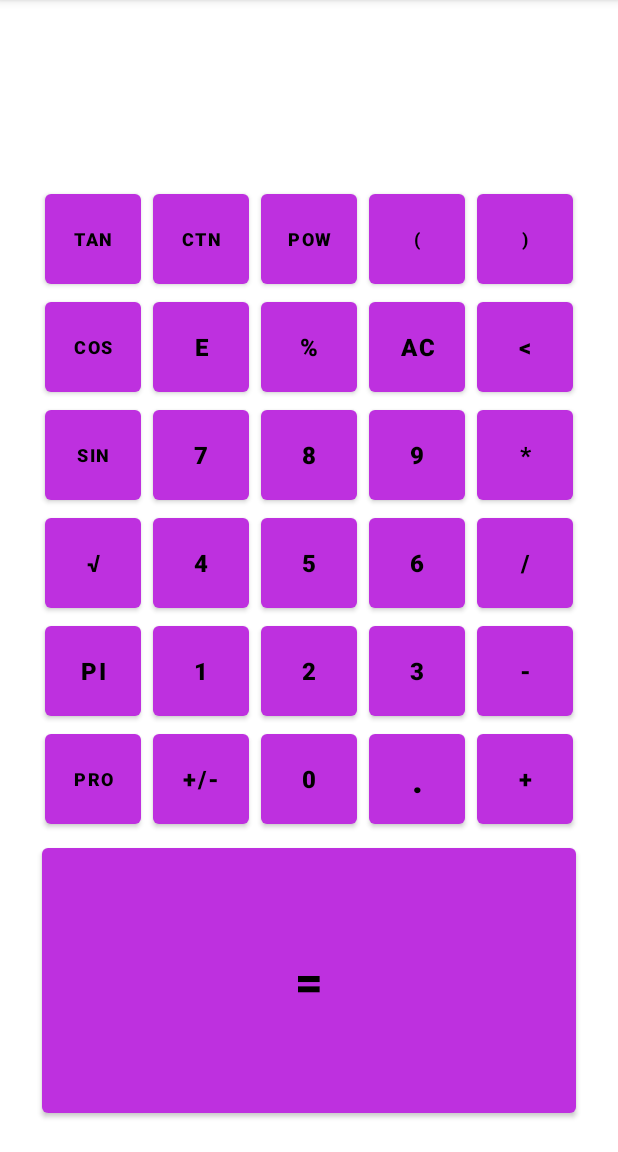
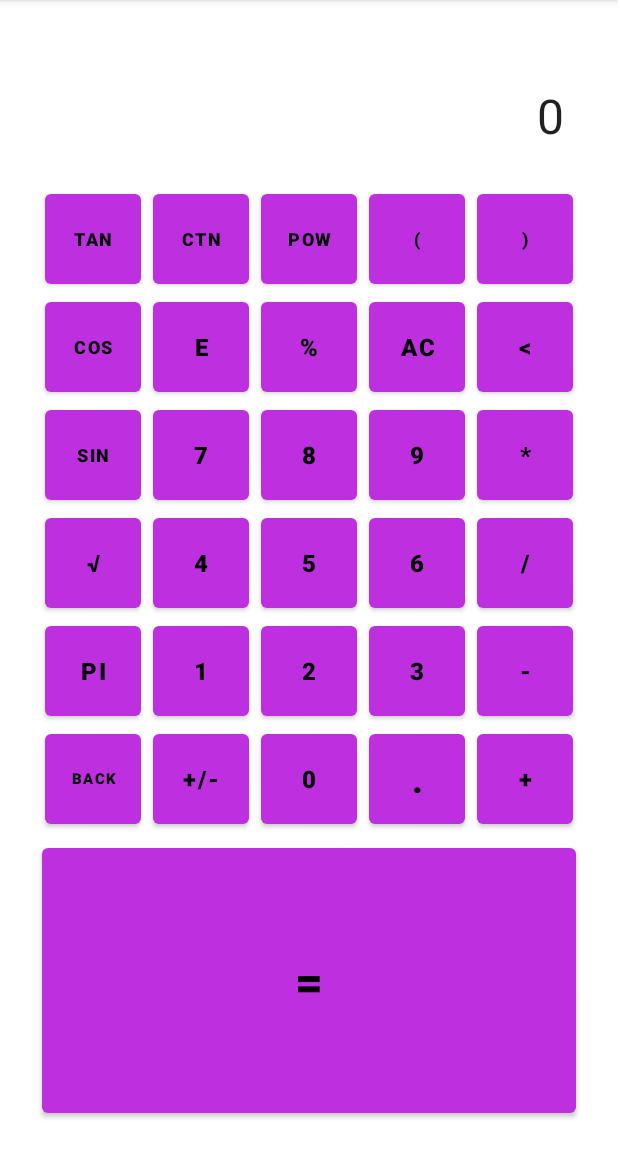
Before and after one commit to coddingp/MyCalculator, an Android app: the screen it shows after launch (ProActivity), after a tap on "PRO", on a phone screen of 412 x 824 dp, the part 84-1236 px from its top. Run offline under Robolectric (Android 15) with nearby library versions, the phone set to English and light mode, and no system bars.

Commit message:
Ninety Nine Percent Done Commit

```diff
--- a/app/src/main/AndroidManifest.xml
+++ b/app/src/main/AndroidManifest.xml
@@ -4,9 +4,9 @@
 
     <application
         android:allowBackup="true"
-        android:icon="@mipmap/ic_launcher"
+        android:icon="@drawable/ic_launcher_foreground"
         android:label="@string/app_name"
-        android:roundIcon="@mipmap/ic_launcher_round"
+        android:roundIcon="@drawable/ic_launcher_foreground"
         android:screenOrientation="portrait"
         android:supportsRtl="true"
         android:theme="@style/Theme.MyCalculator">
--- a/app/src/main/java/com/example/mycalculator/MainActivity.kt
+++ b/app/src/main/java/com/example/mycalculator/MainActivity.kt
@@ -25,7 +25,7 @@ class MainActivity : AppCompatActivity() {
         super.onCreate(savedInstanceState)
         setContentView(R.layout.activity_main)
         setRequestedOrientation(ActivityInfo.SCREEN_ORIENTATION_PORTRAIT);
-        updateDisplay("")
+        updateDisplay("0")
     }
 
 
@@ -54,7 +54,7 @@ class MainActivity : AppCompatActivity() {
     //clears display
     fun clearClick(view: View) {
         clearCache()
-        updateDisplay("")
+        updateDisplay("0")
     }
 
     // equalsClick
--- a/app/src/main/java/com/example/mycalculator/ProActivity.kt
+++ b/app/src/main/java/com/example/mycalculator/ProActivity.kt
@@ -19,7 +19,7 @@ class ProActivity : AppCompatActivity() {
         super.onCreate(savedInstanceState)
         setContentView(R.layout.activity_main)
         setRequestedOrientation(ActivityInfo.SCREEN_ORIENTATION_PORTRAIT);
-        updateDisplay("")
+        updateDisplay("0")
     }
 
     // operationList contains all the current operations
@@ -53,7 +53,7 @@ class ProActivity : AppCompatActivity() {
     //clears display
     fun clearClick(view: View) {
         clearCache()
-        updateDisplay("")
+        updateDisplay("0")
     }
 
     // equalsClick
@@ -92,7 +92,7 @@ class ProActivity : AppCompatActivity() {
     //all number buttons
     fun numberClick(view: View) {
         val button = view as Button
-        if (!button.text.equals("pro")) {
+        if (!button.text.equals("←")) {
             val numberString = button.text
             numberCache.add(numberString.toString())
             val text = makeString(numberCache)
@@ -115,7 +115,7 @@ class ProActivity : AppCompatActivity() {
     }
 
     //pro button makes a new activity
-    fun pro(view: View) {
+    fun back(view: View) {
         intent = Intent(this, MainActivity::class.java)
         startActivity(intent)
     }
--- a/app/src/main/res/layout/activity_pro.xml
+++ b/app/src/main/res/layout/activity_pro.xml
@@ -367,10 +367,11 @@
                 android:layout_height="72dp"
                 android:layout_marginHorizontal="4dp"
                 android:onClick="pro"
-                android:text="@string/pro"
+                android:text="@string/back"
                 android:textColor="@color/colorPrimary"
-                android:textSize="12sp"
-                android:textStyle="bold" />
+                android:textSize="10sp"
+                android:textStyle="bold"
+                tools:ignore="SmallSp,UsingOnClickInXml" />
 
             <Button
                 android:id="@+id/button10"
@@ -381,7 +382,8 @@
                 android:text="@string/Plus_Minus"
                 android:textColor="@color/colorPrimary"
                 android:textSize="16sp"
-                android:textStyle="bold" />
+                android:textStyle="bold"
+                tools:ignore="UsingOnClickInXml" />
 
             <Button
                 android:id="@+id/zeroButton"
@@ -392,7 +394,8 @@
                 android:text="@string/_0"
                 android:textColor="@color/colorPrimary"
                 android:textSize="16sp"
-                android:textStyle="bold" />
+                android:textStyle="bold"
+                tools:ignore="UsingOnClickInXml" />
 
             <Button
                 android:id="@+id/dotButton"
@@ -404,7 +407,8 @@
                 android:text="@string/Dot"
                 android:textColor="@color/colorPrimary"
                 android:textSize="24sp"
-                android:textStyle="bold" />
+                android:textStyle="bold"
+                tools:ignore="UsingOnClickInXml" />
 
             <Button
                 android:id="@+id/button16"
@@ -415,7 +419,8 @@
                 android:text="@string/plus"
                 android:textColor="@color/colorPrimary"
                 android:textSize="16sp"
-                android:textStyle="bold" />
+                android:textStyle="bold"
+                tools:ignore="UsingOnClickInXml" />
         </LinearLayout>
 
         <Button
@@ -428,6 +433,7 @@
             android:text="@string/equal"
             android:textColor="@color/colorPrimary"
             android:textSize="32sp"
-            android:textStyle="bold" />
+            android:textStyle="bold"
+            tools:ignore="UsingOnClickInXml" />
     </LinearLayout>
 </RelativeLayout>
--- a/app/src/main/res/values/strings.xml
+++ b/app/src/main/res/values/strings.xml
@@ -41,4 +41,5 @@
     <string name="xy">xY</string>
     <string name="pow">pow</string>
     <string name="ctn">ctn</string>
+    <string name="back">back</string>
 </resources>
```
Also changed, not shown: app/src/main/res/drawable-v24/ic_launcher_foreground.xml (deleted, +0 -30 lines), app/src/main/res/drawable-v24/ic_launcher_foreground.png (added).
